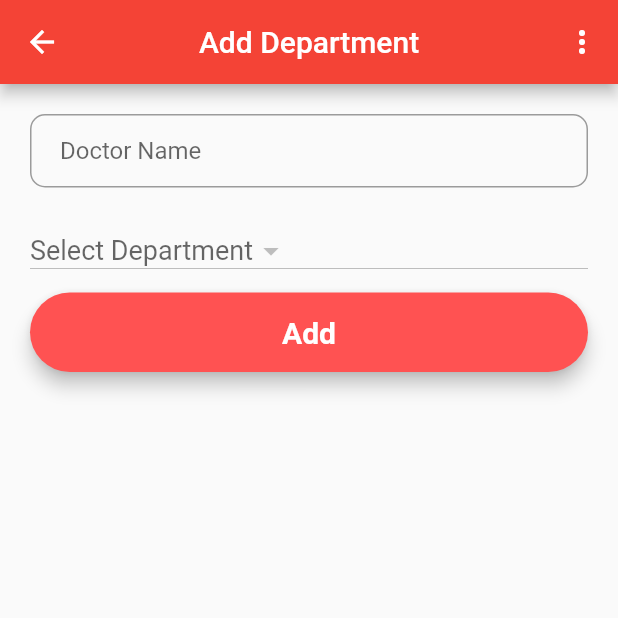
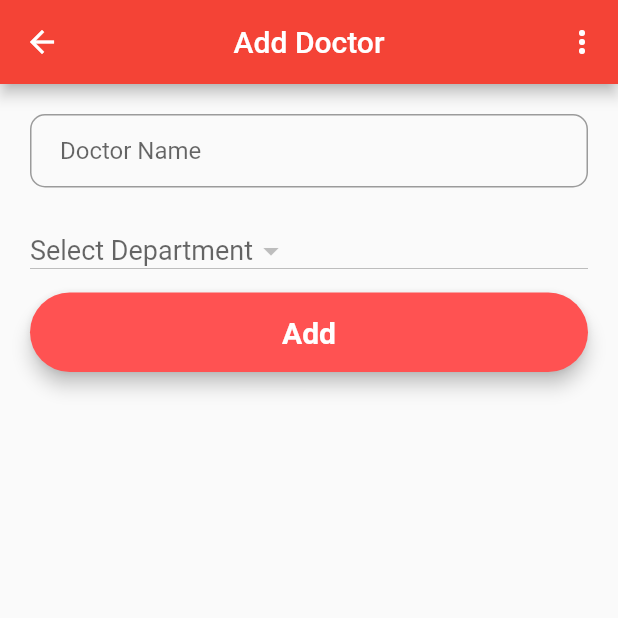
Before and after one commit to livesarathvakumar/Hospital_Queue_System_Patients, a Flutter app: the AddDoctor screen opened directly, on a phone screen of 412 x 824 dp, the top half of it. Run offline on Flutter 3.47's test engine with Material 2 defaults, Android fonts, the phone set to English and light mode, and no system bars; our stand-ins replace cloud_firestore, date_time_picker, firebase_auth, firebase_core, fluttertoast, font_awesome_flutter; accounts and stored records are empty.

Commit message:
admin add doctor bug fixes

```diff
--- a/doctor_patient/lib/screen/add_doctor_screen.dart
+++ b/doctor_patient/lib/screen/add_doctor_screen.dart
@@ -81,7 +81,7 @@ class _AddDoctorState extends State<AddDoctor> {
     );
     return Scaffold(
         appBar: AppBar(
-          title: const Text("Add Department"),
+          title: const Text("Add Doctor"),
           centerTitle: true,
           actions: [
             PopupMenuButton<MenuItem>(
@@ -121,15 +121,20 @@ class _AddDoctorState extends State<AddDoctor> {
                             if (!snapshot.hasData) return Text('error');
 
                             return Container(
+                              //color: Colors.black,
                               padding: EdgeInsets.only(bottom: 16.0),
                               child: Row(
                                 children: <Widget>[
                                   Expanded(
-                                    flex: 6,
+                                    //flex: 6,
                                     child: DropdownButton<String>(
+                                      // dropdownColor: Colors.black87,
+                                      // focusColor: Colors.black,
                                       value: departmentChoosen,
                                       isDense: true,
-                                      style: const TextStyle(fontSize: 18),
+                                      style: const TextStyle(
+                                          fontSize: 18, color: Colors.black87),
+                                      //dropdownColor: Color.fromRGBO(r, g, b, opacity),
                                       onChanged: (String? newValue) {
                                         setState(() {
                                           _category = newValue;
```
